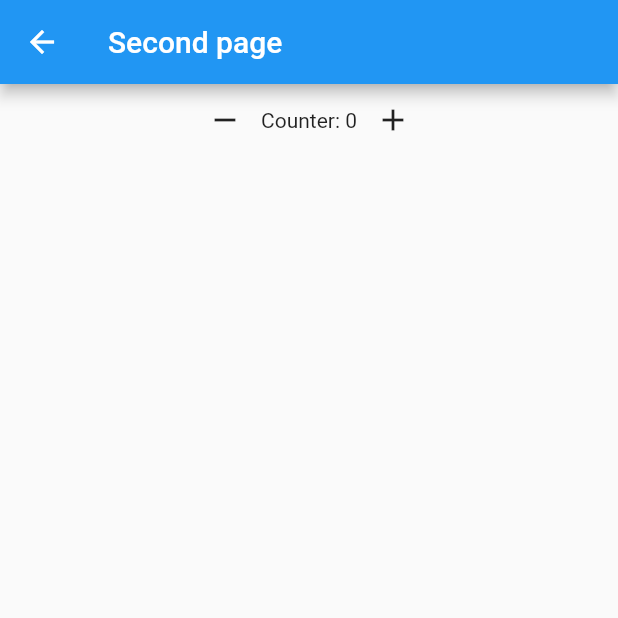
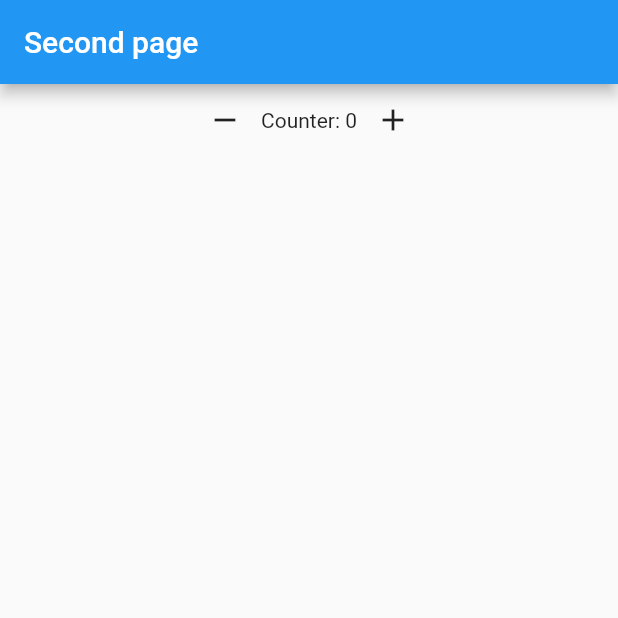
Before and after one commit to valebar/flutter_bloc_redux, a Flutter app: the screen it shows after launch, after a tap on "Second Page", on a phone screen of 412 x 824 dp, the top half of it. Run offline on Flutter 3.47's test engine with Material 2 defaults, Android fonts, the phone set to English and light mode, and no system bars; our stand-ins replace bloc, flutter_bloc, flutter_redux, redux; missing offline and left inert: redux_logging.

```diff
--- a/lib/pages/first_page.dart
+++ b/lib/pages/first_page.dart
@@ -59,10 +59,11 @@ class FirstPage extends StatelessWidget {
                 MaterialButton(
                   child: Text("Second Page"),
                   onPressed: () {
-                    Navigator.of(context).push(
+                    Navigator.of(context).pushAndRemoveUntil(
                       MaterialPageRoute(
                         builder: (context) => SecondPage(),
                       ),
+                      (Route<dynamic> route) => false,
                     );
                   },
                 )
```
